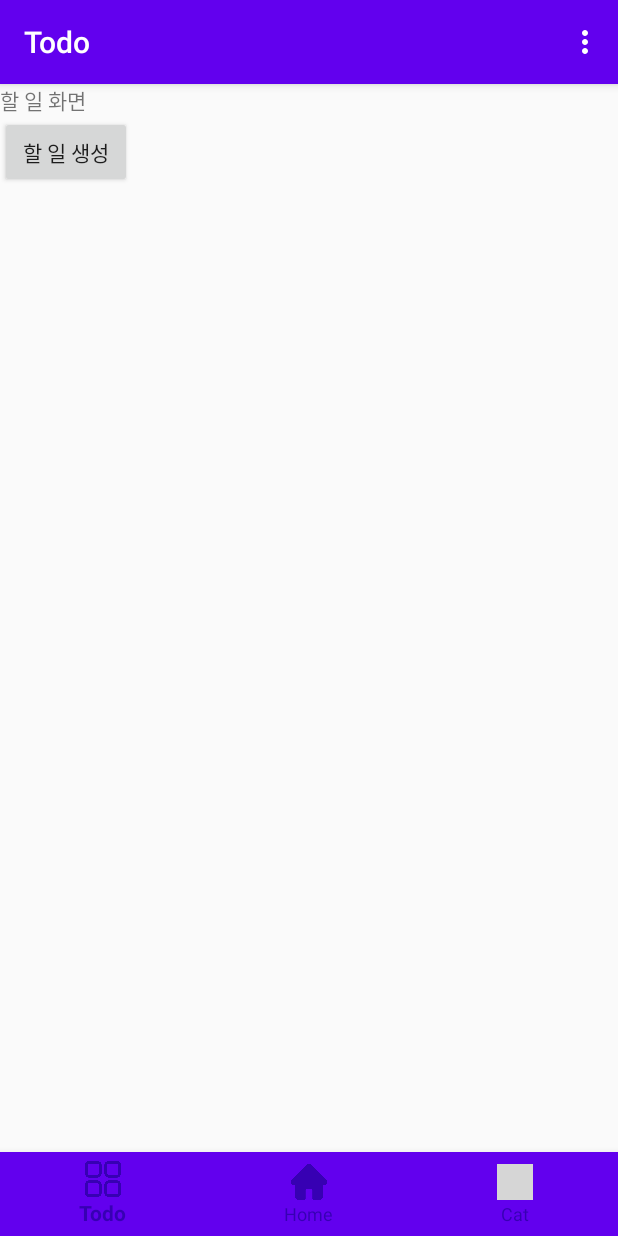
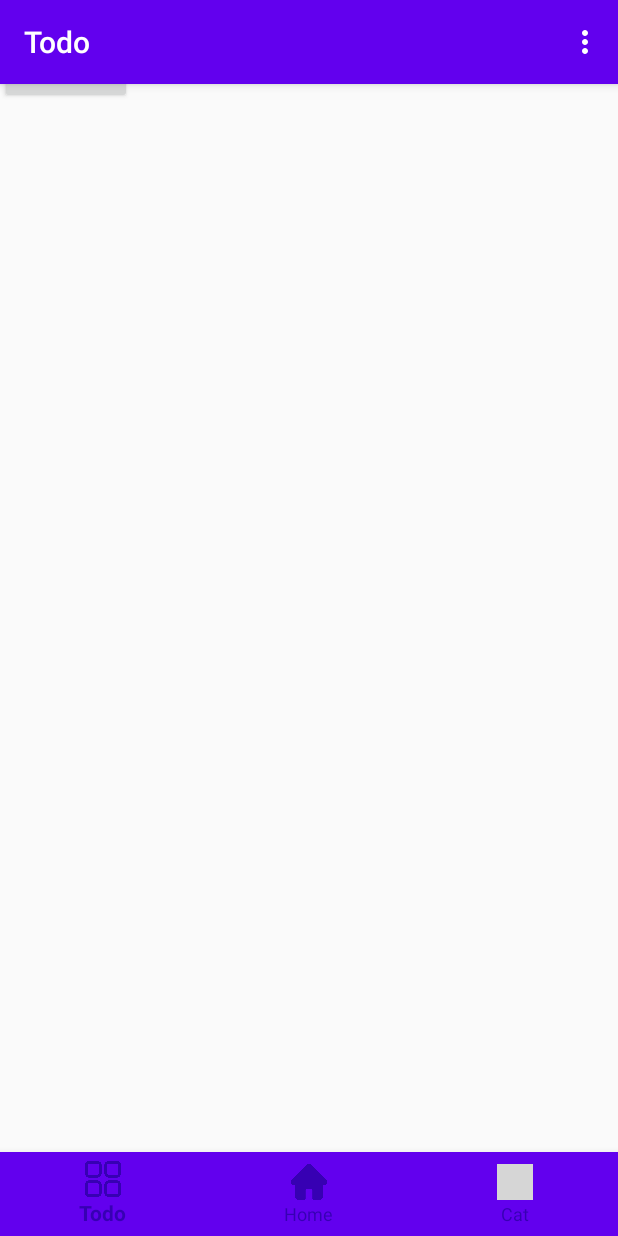
Before and after one commit to sanhae11/Plan_Cat, an Android app: the fragment CatFragment placed in its activity, in the options menu, after a tap on "완료 목록 숨기기", on a phone screen of 412 x 824 dp. Run offline under Robolectric (Android 15) with nearby library versions, the phone set to English and light mode, and no system bars; grey boxes are pictures that could not be loaded.

Commit message:
고양이 화면에서 action bar 사라지게 함 / action bar overlay 모드 적용  -  레이아웃 resizing 때문에 하단바 움직이는 문제 해결

```diff
--- a/app/src/main/java/com/example/mp_plancat/CatFragment.java
+++ b/app/src/main/java/com/example/mp_plancat/CatFragment.java
@@ -15,7 +15,7 @@ public class CatFragment extends Fragment {
         ViewGroup rootView = (ViewGroup) inflater.inflate(R.layout.fragment_cat, container, false);
 
         ActionBar actionBar = ((MainActivity)getActivity()).getSupportActionBar();
-        actionBar.setTitle("Cat");
+        actionBar.hide();
 
         return rootView;
     }
--- a/app/src/main/java/com/example/mp_plancat/HomeFragment.java
+++ b/app/src/main/java/com/example/mp_plancat/HomeFragment.java
@@ -16,6 +16,7 @@ public class HomeFragment extends Fragment {
         ViewGroup rootView = (ViewGroup) inflater.inflate(R.layout.fragment_home, container, false);
 
         ActionBar actionBar = ((MainActivity)getActivity()).getSupportActionBar();
+        actionBar.show();
         actionBar.setTitle("Home");
 
         return rootView;
--- a/app/src/main/java/com/example/mp_plancat/TodoFragment.java
+++ b/app/src/main/java/com/example/mp_plancat/TodoFragment.java
@@ -18,6 +18,7 @@ public class TodoFragment extends Fragment {
         ViewGroup rootView = (ViewGroup) inflater.inflate(R.layout.fragment_todo, container, false);
 
         ActionBar actionBar = ((MainActivity)getActivity()).getSupportActionBar();
+        actionBar.show();
         actionBar.setTitle("Todo");
 
 
--- a/app/src/main/res/values/styles.xml
+++ b/app/src/main/res/values/styles.xml
@@ -6,6 +6,7 @@
         <item name="colorPrimary">@color/colorPrimary</item>
         <item name="colorPrimaryDark">@color/colorPrimaryDark</item>
         <item name="colorAccent">@color/colorAccent</item>
+        <item name="windowActionBarOverlay">true</item>
     </style>
 
 </resources>
```
